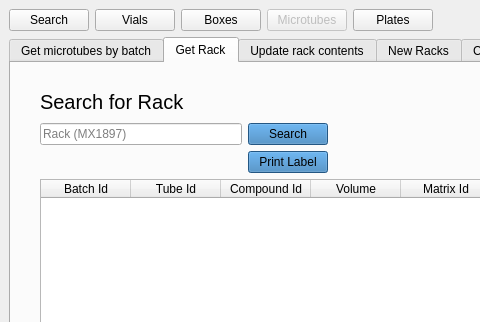
This is frontend/assets/microtubeswindow.ui in dahlbma/cello as Qt 5 draws it before an edit; both pictures show x 0 to 480 and y 0 to 322 of the 1180 by 810 pixel window. The edited form follows.
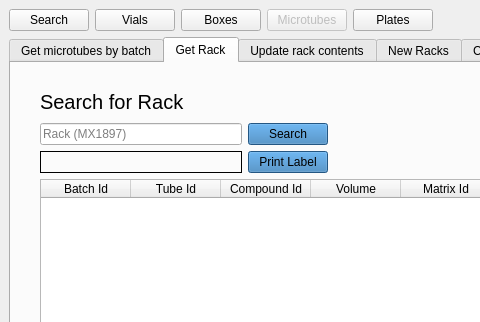
This is the edited form. The open tabs and pages were chosen to show the change.

Commit message: show loc_id for rack search and other rack table things

Patch:
```diff
--- a/frontend/assets/microtubeswindow.ui
+++ b/frontend/assets/microtubeswindow.ui
@@ -437,6 +437,19 @@
                 </property>
                </widget>
               </item>
+              <item row="1" column="1">
+               <widget class="QLabel" name="rack_boxid_lab">
+                <property name="frameShape">
+                 <enum>QFrame::Box</enum>
+                </property>
+                <property name="text">
+                 <string/>
+                </property>
+                <property name="textInteractionFlags">
+                 <set>Qt::LinksAccessibleByMouse|Qt::TextSelectableByKeyboard|Qt::TextSelectableByMouse</set>
+                </property>
+               </widget>
+              </item>
              </layout>
             </item>
            </layout>
```
Left out of the diff: 2 changed lines with no effect on the pictures.
